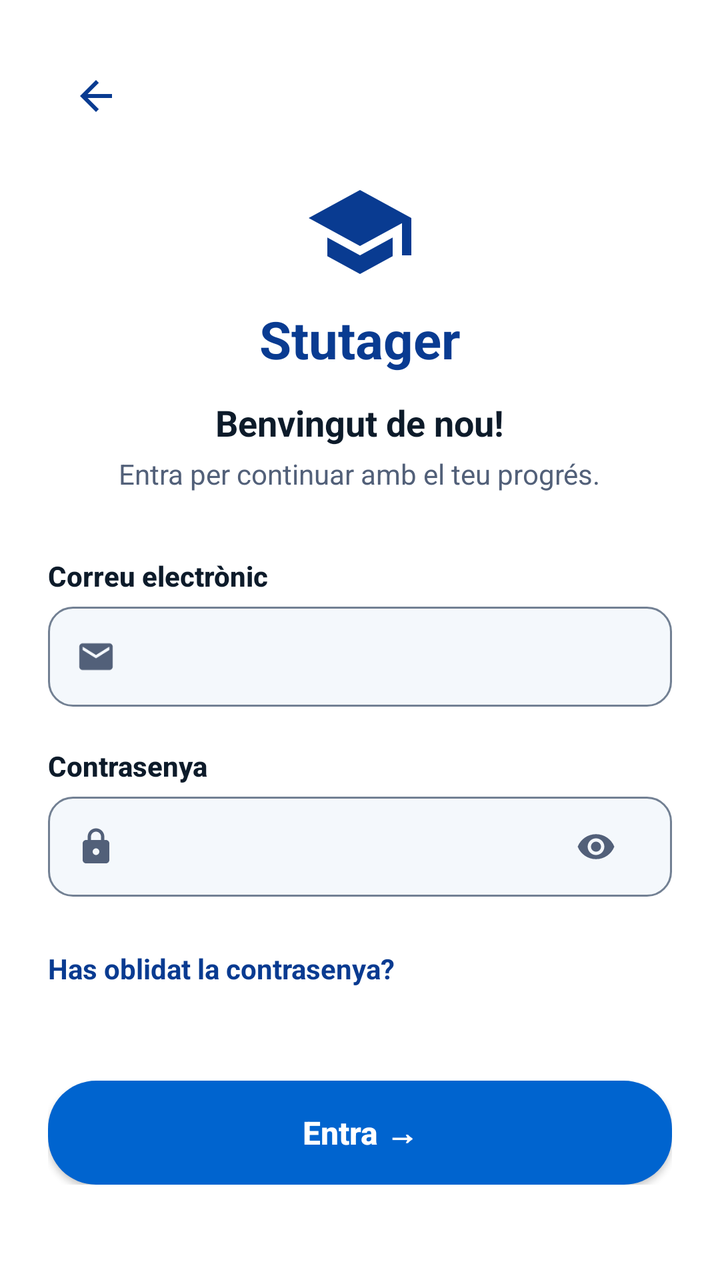
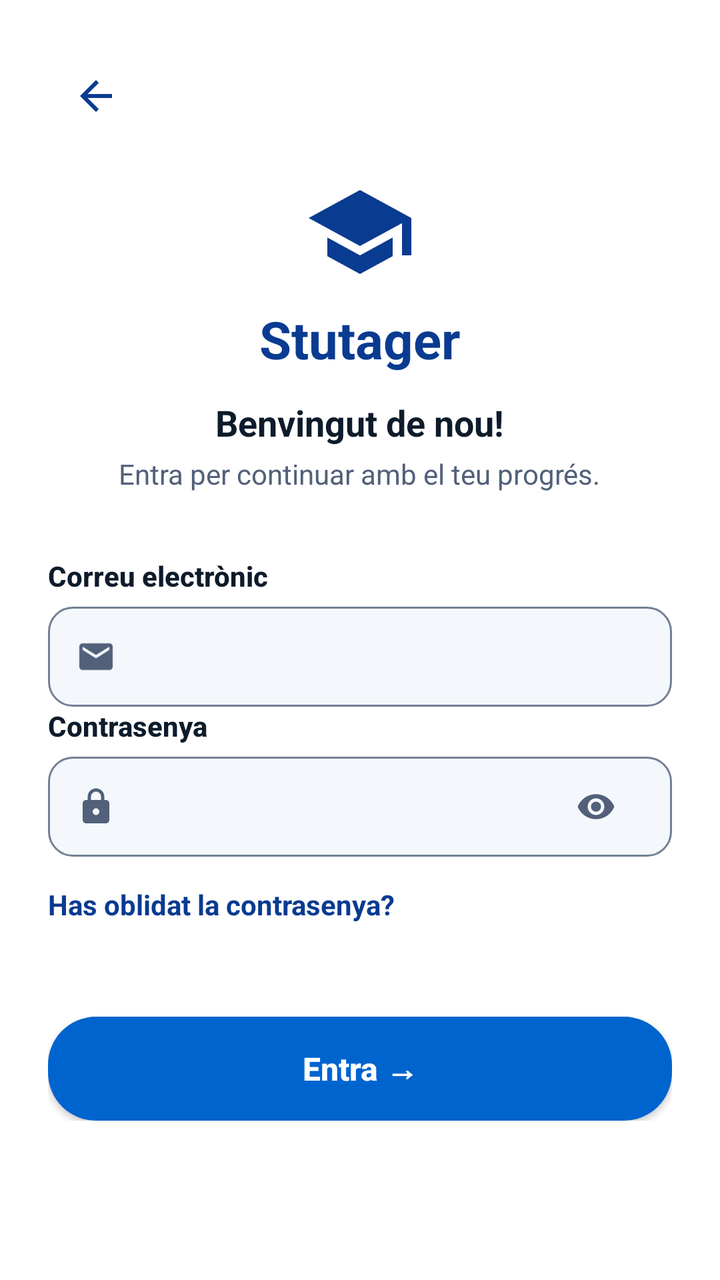

Compare the two renders of this Android layout. The source of the first and the diff that turns it into the second are given below.
<!-- AndroidManifest.xml: activity theme Theme.Stutager.Surface -->
<!-- res/layout/activity_login.xml -->
<ScrollView xmlns:android="http://schemas.android.com/apk/res/android"
    xmlns:app="http://schemas.android.com/apk/res-auto"
    xmlns:tools="http://schemas.android.com/tools"
    android:layout_width="match_parent"
    android:layout_height="match_parent"
    android:fillViewport="true"
    tools:context=".LoginActivity">

    <androidx.constraintlayout.widget.ConstraintLayout
        android:layout_width="match_parent"
        android:layout_height="wrap_content"
        android:padding="24dp">

        <LinearLayout
            android:layout_width="0dp"
            android:layout_height="wrap_content"
            android:orientation="vertical"
            app:layout_constraintEnd_toEndOf="parent"
            app:layout_constraintStart_toStartOf="parent"
            app:layout_constraintTop_toTopOf="parent"
            app:layout_constraintWidth_max="480dp">

            <ImageView
                android:id="@+id/btnBack"
                android:layout_width="48dp"
                android:layout_height="48dp"
                android:background="?attr/selectableItemBackgroundBorderless"
                android:clickable="true"
                android:contentDescription="@string/back_desc"
                android:focusable="true"
                android:padding="12dp"
                android:src="@drawable/ic_arrow_back"
                app:tint="?attr/colorSecondary" />

            <LinearLayout
                android:layout_width="match_parent"
                android:layout_height="wrap_content"
                android:layout_marginTop="16dp"
                android:layout_marginBottom="32dp"
                android:gravity="center_horizontal"
                android:orientation="vertical">

                <ImageView
                    android:importantForAccessibility="no"
                    android:layout_width="56dp"
                    android:layout_height="56dp"
                    android:src="@drawable/ic_graduation_cap"
                    app:tint="?attr/colorSecondary" />

                <TextView
                    android:layout_width="wrap_content"
                    android:layout_height="wrap_content"
                    android:layout_marginTop="8dp"
                    android:text="@string/app_name"
                    android:textColor="?attr/colorSecondary"
                    android:textSize="26sp"
                    android:textStyle="bold" />

                <TextView
                    android:layout_width="wrap_content"
                    android:layout_height="wrap_content"
                    android:layout_marginTop="12dp"
                    android:text="@string/login_welcome"
                    android:textColor="?attr/colorOnSurface"
                    android:textSize="18sp"
                    android:textStyle="bold" />

                <TextView
                    android:layout_width="wrap_content"
                    android:layout_height="wrap_content"
                    android:layout_marginTop="4dp"
                    android:text="@string/login_subtitle"
                    android:textAlignment="center"
                    android:textColor="?attr/colorOnSurfaceVariant"
                    android:textSize="14sp" />
            </LinearLayout>

            <TextView
                android:id="@+id/labelEmail"
                android:layout_width="wrap_content"
                android:layout_height="wrap_content"
                android:layout_marginBottom="6dp"
                android:fontFamily="sans-serif-medium"
                android:labelFor="@+id/etEmail"
                android:text="@string/label_email"
                android:textColor="?attr/colorOnSurface"
                android:textSize="14sp"
                android:textStyle="bold" />

            <LinearLayout
                android:layout_width="match_parent"
                android:layout_height="50dp"
                android:layout_marginBottom="20dp"
                android:background="@drawable/bg_input_field"
                android:gravity="center_vertical"
                android:orientation="horizontal"
                android:paddingHorizontal="14dp">

                <ImageView
                    android:importantForAccessibility="no"
                    android:layout_width="20dp"
                    android:layout_height="20dp"
                    android:src="@drawable/ic_email"
                    app:tint="?attr/colorOnSurfaceVariant" />

                <EditText
                    android:id="@+id/etEmail"
                    android:layout_width="match_parent"
                    android:layout_height="match_parent"
                    android:layout_marginStart="10dp"
                    android:autofillHints="emailAddress"
                    android:background="@null"
                    android:inputType="textEmailAddress"
                    android:textColor="?attr/colorOnSurface"
                    android:textColorHint="?attr/colorOnSurfaceVariant"
                    android:textSize="15sp" />
            </LinearLayout>

            <TextView
                android:id="@+id/labelPassword"
                android:layout_width="wrap_content"
                android:layout_height="wrap_content"
                android:layout_marginBottom="6dp"
                android:fontFamily="sans-serif-medium"
                android:labelFor="@+id/etPassword"
                android:text="@string/label_password"
                android:textColor="?attr/colorOnSurface"
                android:textSize="14sp"
                android:textStyle="bold" />

            <LinearLayout
                android:layout_width="match_parent"
                android:layout_height="50dp"
                android:layout_marginBottom="12dp"
                android:background="@drawable/bg_input_field"
                android:gravity="center_vertical"
                android:orientation="horizontal"
                android:paddingHorizontal="14dp">

                <ImageView
                    android:importantForAccessibility="no"
                    android:layout_width="20dp"
                    android:layout_height="20dp"
                    android:src="@drawable/ic_lock"
                    app:tint="?attr/colorOnSurfaceVariant" />

                <EditText
                    android:id="@+id/etPassword"
                    android:layout_width="0dp"
                    android:layout_height="match_parent"
                    android:layout_marginStart="10dp"
                    android:layout_weight="1"
                    android:autofillHints="password"
                    android:background="@null"
                    android:inputType="textPassword"
                    android:textColor="?attr/colorOnSurface"
                    android:textColorHint="?attr/colorOnSurfaceVariant"
                    android:textSize="15sp" />

                <ImageView
                    android:id="@+id/btnTogglePassword"
                    android:layout_width="48dp"
                    android:layout_height="48dp"
                    android:background="?attr/selectableItemBackgroundBorderless"
                    android:clickable="true"
                    android:contentDescription="@string/show_password_desc"
                    android:focusable="true"
                    android:padding="14dp"
                    android:src="@drawable/ic_eye"
                    app:tint="?attr/colorOnSurfaceVariant" />
            </LinearLayout>

            <TextView
                android:id="@+id/tvForgotPassword"
                android:layout_width="wrap_content"
                android:layout_height="wrap_content"
                android:layout_marginBottom="32dp"
                android:minHeight="48dp"
                android:gravity="center_vertical"
                android:text="@string/forgot_password"
                android:textColor="?attr/colorSecondary"
                android:textSize="14sp"
                android:textStyle="bold" />

            <androidx.appcompat.widget.AppCompatButton
                android:id="@+id/btnEntra"
                android:layout_width="match_parent"
                android:layout_height="52dp"
                android:layout_gravity="center_horizontal"
                android:background="@drawable/bg_pill_blue"
                android:maxWidth="360dp"
                android:textAllCaps="false"
                android:text="@string/btn_enter"
                android:textColor="?attr/colorOnPrimary"
                android:textSize="16sp"
                android:textStyle="bold" />

        </LinearLayout>
    </androidx.constraintlayout.widget.ConstraintLayout>
</ScrollView>
<!-- resources referenced by this layout -->
<resources>
  <!-- drawable bg_input_field (drawable) -->
  <shape xmlns:android="http://schemas.android.com/apk/res/android"
      android:shape="rectangle">
      <solid android:color="?attr/colorSurfaceContainerLow" />
      <stroke
          android:width="1dp"
          android:color="?attr/colorOutline" />
      <corners android:radius="12dp" />
  </shape>
  <!-- drawable bg_pill_blue (drawable) -->
  <shape xmlns:android="http://schemas.android.com/apk/res/android"
      android:shape="rectangle">
      <solid android:color="?attr/colorPrimary" />
      <corners android:radius="24dp" />
  </shape>
  <!-- drawable ic_arrow_back (drawable) -->
  <vector xmlns:android="http://schemas.android.com/apk/res/android"
      android:width="24dp"
      android:height="24dp"
      android:viewportWidth="24"
      android:viewportHeight="24">
    <path
        android:fillColor="?attr/colorSecondary"
        android:pathData="M20,11H7.83l5.59,-5.59L12,4l-8,8 8,8 1.41,-1.41L7.83,13H20v-2z"/>
  </vector>
  <!-- drawable ic_graduation_cap (drawable) -->
  <vector xmlns:android="http://schemas.android.com/apk/res/android"
      android:width="48dp"
      android:height="48dp"
      android:viewportWidth="24"
      android:viewportHeight="24">
    <path
        android:fillColor="?attr/colorPrimary"
        android:pathData="M5,13.18v4L12,21l7,-3.82v-4L12,17L5,13.18zM12,3L1,9l11,6 9,-4.91V17h2V9L12,3z"/>
  </vector>
  <string name="app_name">Stutager</string>
  <string name="back_desc">Torna enrere</string>
  <string name="btn_enter">Entra →</string>
  <string name="forgot_password">Has oblidat la contrasenya?</string>
  <string name="label_email">Correu electrònic</string>
  <string name="label_password">Contrasenya</string>
  <string name="login_subtitle">Entra per continuar amb el teu progrés.</string>
  <string name="login_welcome">Benvingut de nou!</string>
  <string name="show_password_desc">Mostra la contrasenya</string>
  <style name="Theme.Stutager.Surface" parent="Theme.Stutager">
          <item name="android:windowBackground">@color/color_surface_container_lowest</item>
      </style>
  <color name="color_surface_container_lowest">#FFFFFF</color>
  <color name="color_primary">#0064CF</color>
  <color name="color_on_primary">#FFFFFF</color>
  <color name="color_primary_container">#D8E7FF</color>
  <color name="color_on_primary_container">#002F65</color>
  <color name="color_secondary">#093B91</color>
  <color name="color_on_secondary">#FFFFFF</color>
  <color name="color_secondary_container">#E0EDFF</color>
  <color name="color_on_secondary_container">#003C96</color>
  <color name="color_tertiary">#0F766E</color>
  <color name="color_on_tertiary">#FFFFFF</color>
  <color name="color_tertiary_container">#CCFBF1</color>
  <color name="color_on_tertiary_container">#00504A</color>
  <color name="color_error">#BA1A1A</color>
  <color name="color_on_error">#FFFFFF</color>
  <color name="color_error_container">#FFDAD6</color>
  <color name="color_on_error_container">#410002</color>
  <color name="color_background">#F8F9FA</color>
  <color name="color_on_background">#0D1B2A</color>
  <color name="color_surface">#FFFFFF</color>
  <color name="color_on_surface">#0D1B2A</color>
  <color name="color_surface_variant">#E0E6EF</color>
  <color name="color_on_surface_variant">#526079</color>
  <color name="color_outline">#728093</color>
  <color name="color_outline_variant">#CBD5E1</color>
  <color name="color_surface_dim">#D8DADF</color>
  <color name="color_surface_bright">#FFFFFF</color>
  <color name="color_surface_container_low">#F4F8FC</color>
  <color name="color_surface_container">#EEF2F7</color>
  <color name="color_surface_container_high">#E8ECF1</color>
  <color name="color_surface_container_highest">#E1E6EB</color>
  <color name="color_inverse_surface">#29313B</color>
  <color name="color_inverse_on_surface">#F1F5FB</color>
  <color name="color_inverse_primary">#ABC7FF</color>
  <!-- unchanged entries left out for length: 4 -->
</resources>

<!-- the commit's change to res/layout/activity_login.xml (unified diff, before → after) -->
@@ -90,7 +90,6 @@
             <LinearLayout
                 android:layout_width="match_parent"
                 android:layout_height="50dp"
-                android:layout_marginBottom="20dp"
                 android:background="@drawable/bg_input_field"
                 android:gravity="center_vertical"
                 android:orientation="horizontal"
@@ -116,6 +115,17 @@
                     android:textSize="15sp" />
             </LinearLayout>
 
+            
+            <TextView
+                android:id="@+id/tvEmailError"
+                android:layout_width="wrap_content"
+                android:layout_height="wrap_content"
+                android:layout_marginTop="4dp"
+                android:layout_marginBottom="16dp"
+                android:textColor="?attr/colorError"
+                android:textSize="12sp"
+                android:visibility="gone" />
+
             <TextView
                 android:id="@+id/labelPassword"
                 android:layout_width="wrap_content"
@@ -131,7 +141,6 @@
             <LinearLayout
                 android:layout_width="match_parent"
                 android:layout_height="50dp"
-                android:layout_marginBottom="12dp"
                 android:background="@drawable/bg_input_field"
                 android:gravity="center_vertical"
                 android:orientation="horizontal"
@@ -170,6 +179,17 @@
                     app:tint="?attr/colorOnSurfaceVariant" />
             </LinearLayout>
 
+            
+            <TextView
+                android:id="@+id/tvPasswordError"
+                android:layout_width="wrap_content"
+                android:layout_height="wrap_content"
+                android:layout_marginTop="4dp"
+                android:layout_marginBottom="12dp"
+                android:textColor="?attr/colorError"
+                android:textSize="12sp"
+                android:visibility="gone" />
+
             <TextView
                 android:id="@+id/tvForgotPassword"
                 android:layout_width="wrap_content"
